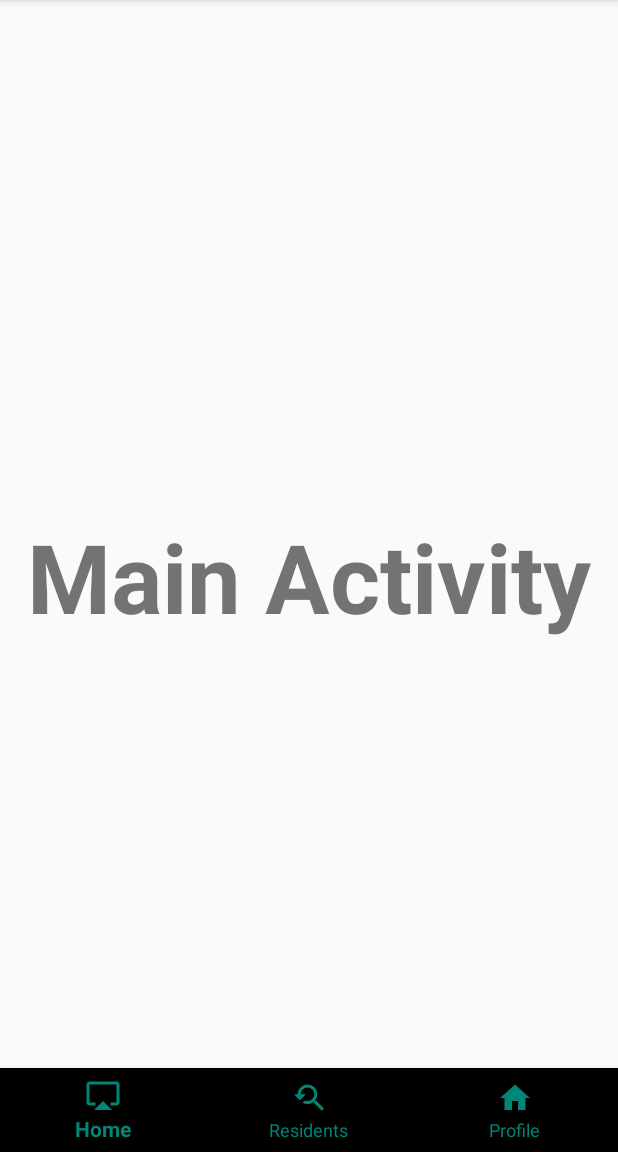
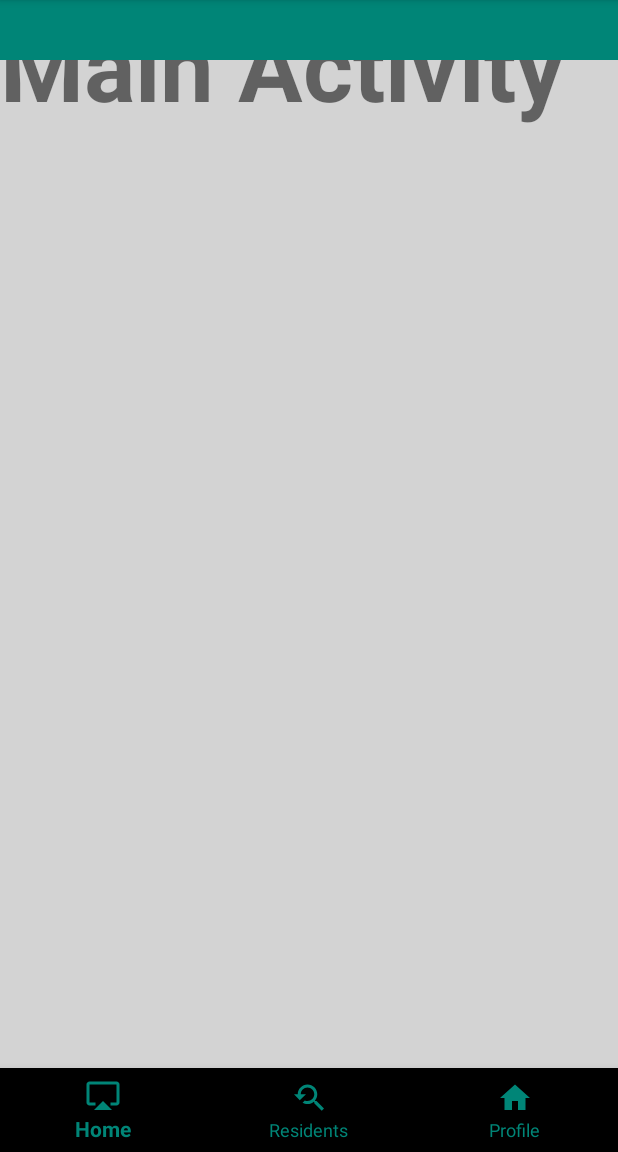
Before and after one commit to NAADATastemaquers/Naada_App, an Android app: the screen it shows after launch (MainActivity), on a phone screen of 412 x 824 dp, the part 84-1236 px from its top. Run offline under Robolectric (Android 15) with nearby library versions, the phone set to English and light mode, and no system bars.

Commit message:
Top navigation drawer has been integrated!

```diff
--- a/app/src/main/java/com/example/naada/view/MainActivity.java
+++ b/app/src/main/java/com/example/naada/view/MainActivity.java
@@ -3,7 +3,9 @@ package com.example.naada.view;
 import androidx.appcompat.app.AppCompatActivity;
 import androidx.coordinatorlayout.widget.CoordinatorLayout;
 
+import android.graphics.Color;
 import android.os.Bundle;
+import android.widget.SlidingDrawer;
 
 import com.example.naada.R;
 import com.example.naada.util.BottomNavHelper;
@@ -12,11 +14,30 @@ import com.google.android.material.bottomnavigation.BottomNavigationView;
 public class MainActivity extends AppCompatActivity {
 
     private BottomNavigationView bottomNavigationView;
+    SlidingDrawer slidingDrawer;
 
     @Override
     protected void onCreate(Bundle savedInstanceState) {
         super.onCreate(savedInstanceState);
         setContentView(R.layout.activity_main);
+
+        slidingDrawer = (SlidingDrawer) findViewById(R.id.slidingDrawer);
+        slidingDrawer.setOnDrawerOpenListener(new SlidingDrawer.OnDrawerOpenListener() {
+            @Override
+            public void onDrawerOpened()
+            {
+
+            }
+        });
+
+        slidingDrawer.setOnDrawerCloseListener(new SlidingDrawer.OnDrawerCloseListener()
+        {
+            @Override
+            public void onDrawerClosed()
+            {
+                slidingDrawer.setBackgroundColor(Color.TRANSPARENT);
+            }
+        });
         NavBarSetup();
     }
     private void NavBarSetup() {
--- a/app/src/main/res/layout/activity_main.xml
+++ b/app/src/main/res/layout/activity_main.xml
@@ -6,6 +6,13 @@
     android:layout_height="match_parent"
     tools:context=".view.MainActivity">
 
+
+    <RelativeLayout
+        xmlns:android="http://schemas.android.com/apk/res/android"
+        android:layout_width="fill_parent"
+        android:layout_height="fill_parent"
+        android:background="#d3d3d3"
+        tools:ignore="MissingConstraints">
 
         <TextView
             android:id="@+id/textView"
@@ -22,6 +29,48 @@
             app:layout_constraintTop_toTopOf="parent" />
 
 
+        <SlidingDrawer
+            xmlns:android="http://schemas.android.com/apk/res/android"
+            android:id="@+id/slidingDrawer"
+            android:layout_width="wrap_content"
+            android:layout_height="300dp"
+            android:content="@+id/content"
+            android:gravity="center_horizontal"
+            android:handle="@+id/handle"
+            android:orientation="vertical"
+            android:rotation="180" >
+
+            <LinearLayout
+                android:id="@+id/handle"
+                android:layout_width="fill_parent"
+                android:layout_height="40dp"
+                android:gravity="right"
+                android:background="@color/colorPrimary"
+                >
+
+                <ImageView
+                    android:id="@+id/imageView"
+                    android:layout_width="30dp"
+                    android:layout_height="30dp"
+                    android:background="@color/colorPrimary" />
+
+
+            </LinearLayout>
+            <RelativeLayout
+                android:layout_width="fill_parent"
+                android:layout_height="wrap_content"
+                android:id="@+id/content"
+                android:layout_alignParentLeft="true"
+                android:layout_alignParentTop="true"
+                android:layout_marginTop="45dp" >
+
+
+            </RelativeLayout>
+
+        </SlidingDrawer>
+    </RelativeLayout>
+
+
     <include layout="@layout/bottom_navbar"></include>
 
 
--- a/app/src/main/res/values/colors.xml
+++ b/app/src/main/res/values/colors.xml
@@ -5,5 +5,6 @@
     <color name="colorAccent">#D81B60</color>
 <color name="colorAt">#D81B60</color>
     <color name="Red">#D63447</color>
+    <color name="White">#ffffff</color>
 
 </resources>
```
Lines whose indentation alone changed are shown as unchanged.
